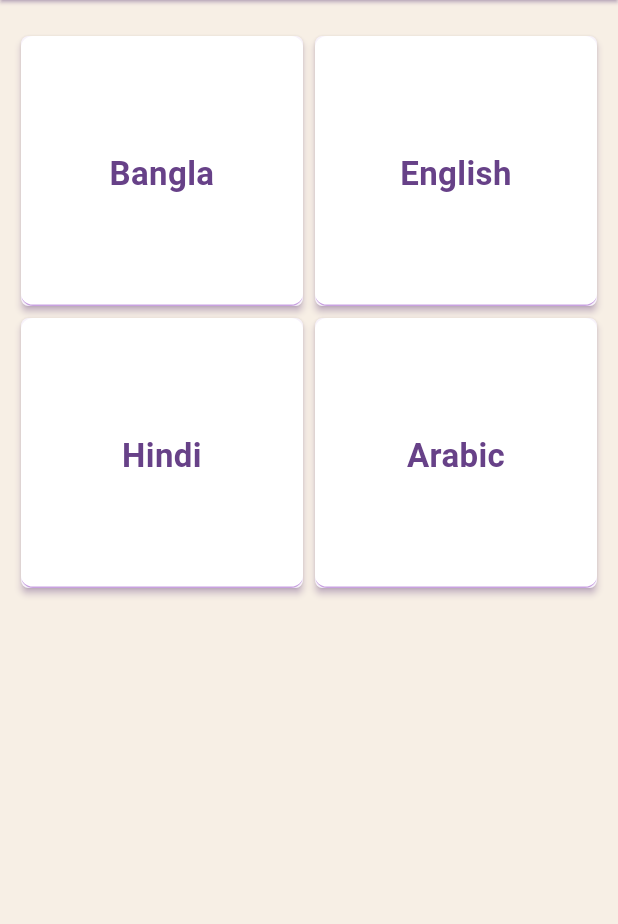
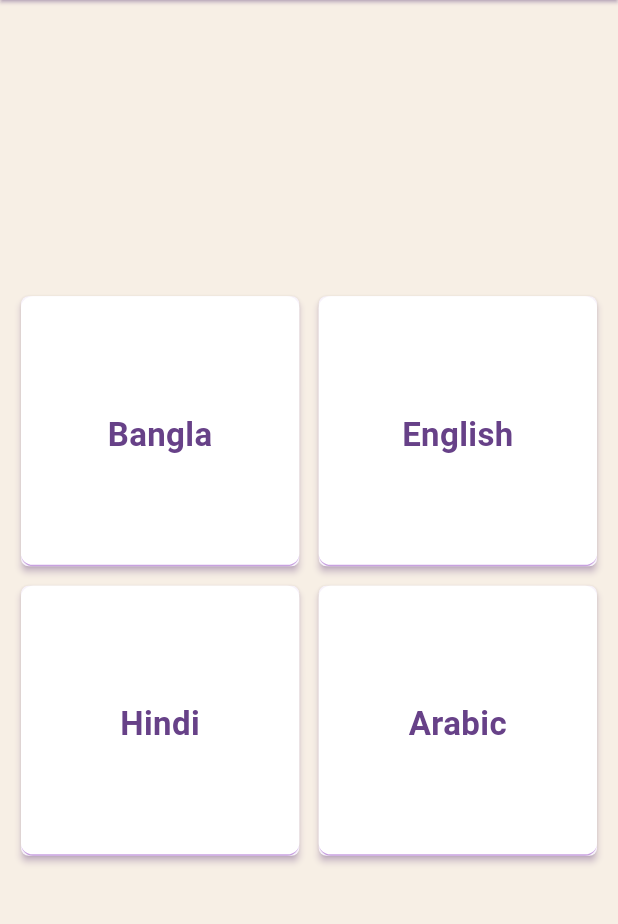
Before and after one commit to saeid721/songs_lyrics, a Flutter app: the screen it shows after launch, on a phone screen of 412 x 824 dp, the part 84-1008 px from its top. Run offline on Flutter 3.47's test engine with Material 3 defaults, Android fonts, the light colour scheme and no system bars; our stand-ins replace get; project files that could hold a hidden picture were left out.

Commit message:
Catagory update

```diff
--- a/lib/catagory_screen.dart
+++ b/lib/catagory_screen.dart
@@ -16,14 +16,6 @@ class CatagoryHomeScreen extends StatefulWidget {
 }
 
 class _CatagoryHomeScreenState extends State<CatagoryHomeScreen> {
-  int currentIndex = 0;
-
-  setBottomBarIndex(index) {
-    setState(() {
-      currentIndex = index;
-    });
-  }
-
   @override
   Widget build(BuildContext context) {
     return Scaffold(
@@ -40,32 +32,29 @@ class _CatagoryHomeScreenState extends State<CatagoryHomeScreen> {
           ),
         ),
         centerTitle: true,
-        //backgroundColor: ColorRes.title,
       ),
       drawer: const SideberMenuWidget(),
       body: SafeArea(
+        child: Center(
           child: SingleChildScrollView(
-          scrollDirection: Axis.vertical,
             child: Padding(
               padding: const EdgeInsets.all(10.0),
               child: Column(
                 mainAxisAlignment: MainAxisAlignment.center,
                 crossAxisAlignment: CrossAxisAlignment.center,
                 children: [
-                const SizedBox(height: 10),
                   Row(
                     children: [
                       Expanded(
                         child: CatagoryCard(
-                        //imagePath: 'assets/images/1.png',
                           title: 'Bangla',
                           onTap: () =>
                               Get.to(() => const BanglaSongsLyricListScreen()),
                         ),
                       ),
+                      const SizedBox(width: 5),
                       Expanded(
                         child: CatagoryCard(
-                        //imagePath: 'assets/images/6599455.png',
                           title: 'English',
                           onTap: () =>
                               Get.to(() => const EnglishSongsLyricListScreen()),
@@ -73,19 +62,19 @@ class _CatagoryHomeScreenState extends State<CatagoryHomeScreen> {
                       ),
                     ],
                   ),
+                  const SizedBox(height: 5),
                   Row(
                     children: [
                       Expanded(
                         child: CatagoryCard(
-                        //imagePath: 'assets/images/6599458.png',
                           title: 'Hindi',
                           onTap: () =>
                               Get.to(() => const HindiSongsLyricListScreen()),
                         ),
                       ),
+                      const SizedBox(width: 5),
                       Expanded(
                         child: CatagoryCard(
-                        //: 'assets/images/6599456.png',
                           title: 'Arabic',
                           onTap: () =>
                               Get.to(() => const ArabicSongsLyricListScreen()),
@@ -98,6 +87,7 @@ class _CatagoryHomeScreenState extends State<CatagoryHomeScreen> {
             ),
           ),
         ),
+      ),
     );
   }
 }
```
Lines whose indentation alone changed are shown as unchanged.
